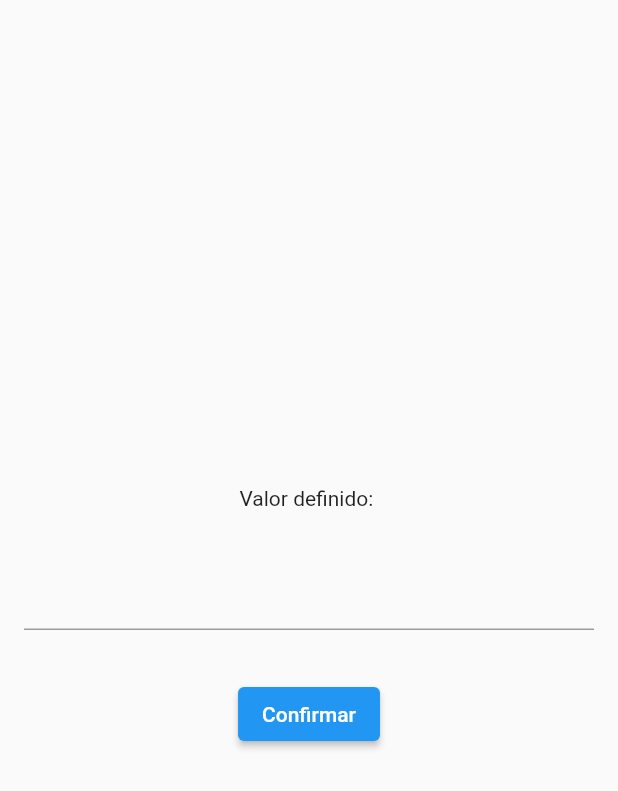
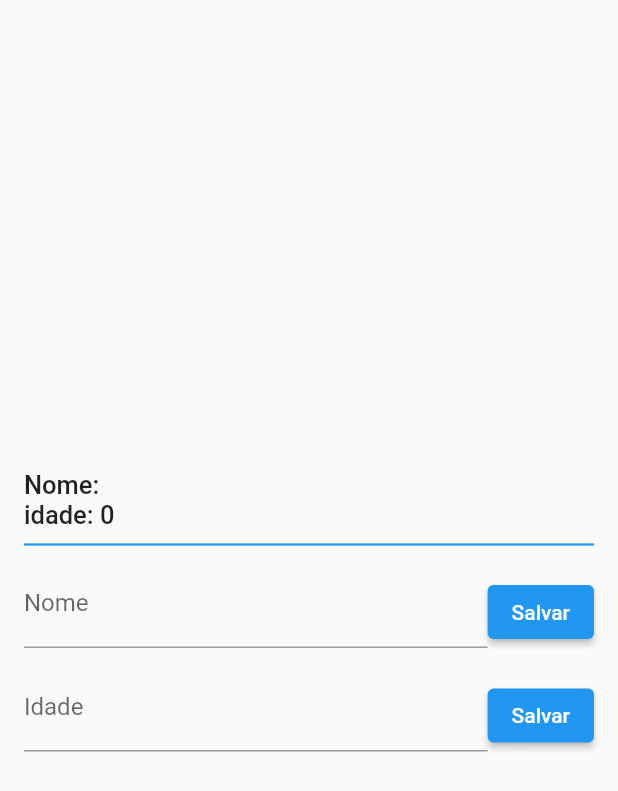
Before and after one commit to soapmactavish23/getx_intro, a Flutter app: the screen it shows after launch, on a phone screen of 412 x 824 dp. Shown: the top 791 px of the screen. Run offline on Flutter 3.47's test engine with Material 2 defaults, Android fonts, the phone set to English and light mode, and no system bars; our stand-ins replace get.

Commit message:
Reatividade em um objeto

```diff
--- a/lib/main.dart
+++ b/lib/main.dart
@@ -1,13 +1,13 @@
 import 'package:flutter/material.dart';
 import 'package:get/get.dart';
-import 'package:getx_intro/value_controller.dart';
+import 'package:getx_intro/user_controller.dart';
 
 void main() {
   runApp(const MyApp());
 }
 
 class MyApp extends StatelessWidget {
-  const MyApp({super.key});
+  const MyApp({Key? key}) : super(key: key);
 
   @override
   Widget build(BuildContext context) {
@@ -16,17 +16,23 @@
       theme: ThemeData(
         primarySwatch: Colors.blue,
       ),
-      home: MyHomePage(),
+      home: HomePage(),
     );
   }
 }
 
-class MyHomePage extends StatelessWidget {
-  MyHomePage({Key? key}) : super(key: key);
+class HomePage extends StatelessWidget {
+  HomePage({Key? key}) : super(key: key);
 
-  final textControllerEC = TextEditingController();
+  final nameController = TextEditingController();
+  final ageController = TextEditingController();
 
-  final valueController = ValueController();
+  TextStyle commonStyle() => const TextStyle(
+        fontSize: 17,
+        fontWeight: FontWeight.w500,
+      );
+
+  final userController = UserController();
 
   @override
   Widget build(BuildContext context) {
@@ -35,27 +41,74 @@
         padding: const EdgeInsets.all(16),
         child: Column(
           mainAxisAlignment: MainAxisAlignment.center,
+          crossAxisAlignment: CrossAxisAlignment.stretch,
           children: [
-            Obx(() {
-              return Text('Valor definido: ${valueController.definidedValue}');
-            }),
-            Padding(
-              padding: const EdgeInsets.symmetric(vertical: 32),
-              child: TextField(
-                controller: textControllerEC,
-              ),
+            Obx(() => Text(
+                  'Nome: ${userController.user.value.name}',
+                  style: commonStyle(),
+                )),
+            Obx(() => Text(
+                  'idade: ${userController.user.value.age}',
+                  style: commonStyle(),
+                )),
+
+            const Divider(
+              thickness: 1.5,
+              color: Colors.blue,
+              height: 20,
             ),
-            Obx(() {
-              return valueController.isLoading.value
-                  ? const CircularProgressIndicator()
-                  : ElevatedButton(
-                      onPressed: () {
-                        String value = textControllerEC.text;
-                        valueController.setValue(value);
-                      },
-                      child: const Text('Confirmar'),
-                    );
-            })
+
+            Row(
+              crossAxisAlignment: CrossAxisAlignment.end,
+              children: [
+                // Campo de nome
+                Expanded(
+                  child: TextField(
+                    controller: nameController,
+                    decoration: const InputDecoration(
+                      labelText: 'Nome',
+                    ),
+                  ),
+                ),
+
+                // Botão para salvar o nome
+                ElevatedButton(
+                  onPressed: () {
+                    userController.setUserName(nameController.text);
+                  },
+                  child: const Text('Salvar'),
+                ),
+              ],
+            ),
+
+            // Espaçamento
+            const SizedBox(height: 10),
+
+            Row(
+              crossAxisAlignment: CrossAxisAlignment.end,
+              children: [
+                // Campo de idade
+                Expanded(
+                  child: TextField(
+                    controller: ageController,
+                    decoration: const InputDecoration(
+                      labelText: 'Idade',
+                    ),
+                  ),
+                ),
+
+                // Botão para salvar a idade
+                ElevatedButton(
+                  onPressed: () {
+                    userController.setUserAge(int.parse(ageController.text));
+                  },
+                  child: const Text('Salvar'),
+                ),
+              ],
+            ),
+
+            // Espaçamento
+            const SizedBox(height: 10),
           ],
         ),
       ),
--- /dev/null
+++ b/lib/user_controller.dart
@@ -0,0 +1,20 @@
+import 'package:get/get.dart';
+import 'package:getx_intro/user_model.dart';
+
+class UserController extends GetxController {
+  Rx<UserModel> user = UserModel().obs;
+
+  void setUserName(String userName) {
+    // user.update((obj) {
+    //   obj!.name = userName;
+    // });
+    user.value.name = userName;
+    user.refresh();
+  }
+
+  void setUserAge(int userAge) {
+    user.update((val) {
+      val!.age = userAge;
+    });
+  }
+}
--- /dev/null
+++ b/lib/user_model.dart
@@ -0,0 +1,10 @@
+// ignore_for_file: public_member_api_docs, sort_constructors_first
+
+class UserModel {
+  String name;
+  int age;
+  UserModel({
+    this.name = "",
+    this.age = 0,
+  });
+}
```
